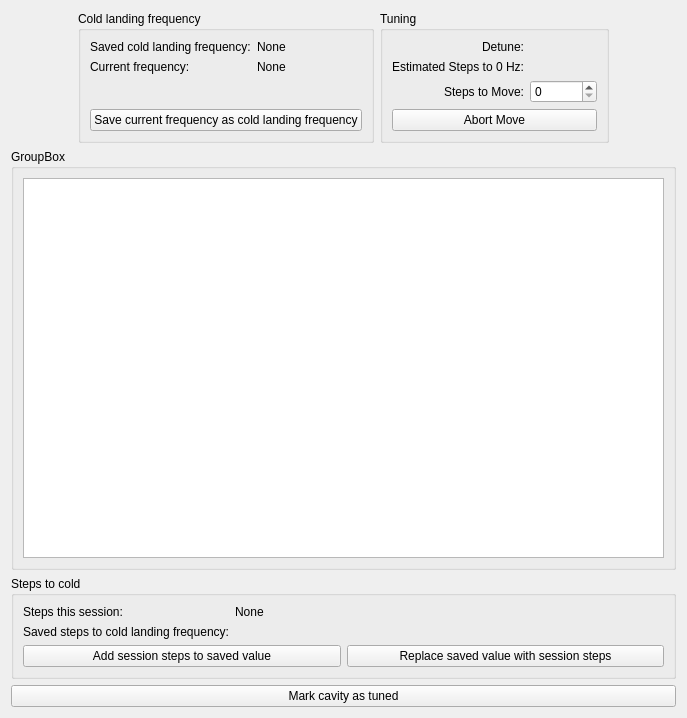
Above: cavity_commissioning/gui/tuning.ui from slaclab/rf_commissioning before the change. Below: the same form after it.
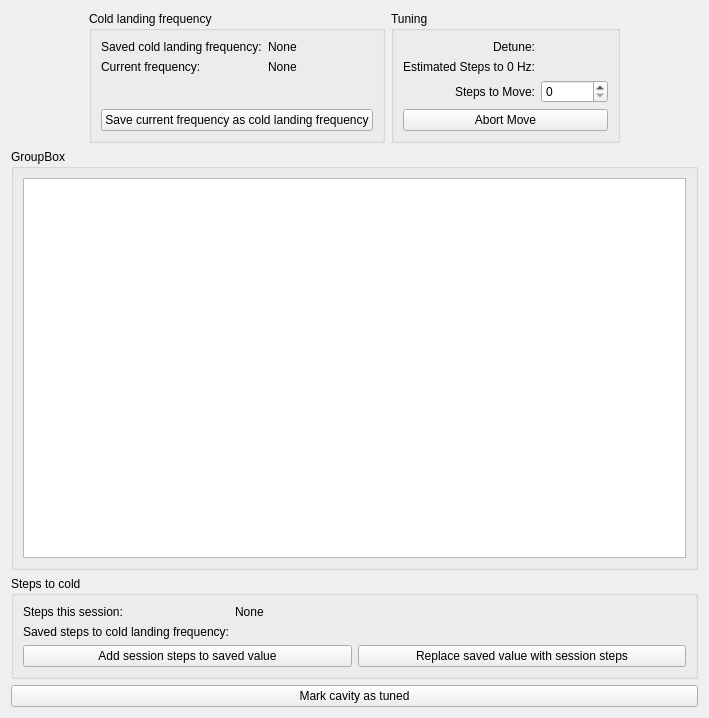
That is the form after the change. Custom widgets are drawn as their Qt base class.

Commit message: fixed selap complete button

```diff
--- a/cavity_commissioning/gui/tuning.ui
+++ b/cavity_commissioning/gui/tuning.ui
@@ -6,7 +6,7 @@
    <rect>
     <x>0</x>
     <y>0</y>
-    <width>687</width>
+    <width>709</width>
     <height>718</height>
    </rect>
   </property>
```
The commit also changes 1 other file.
